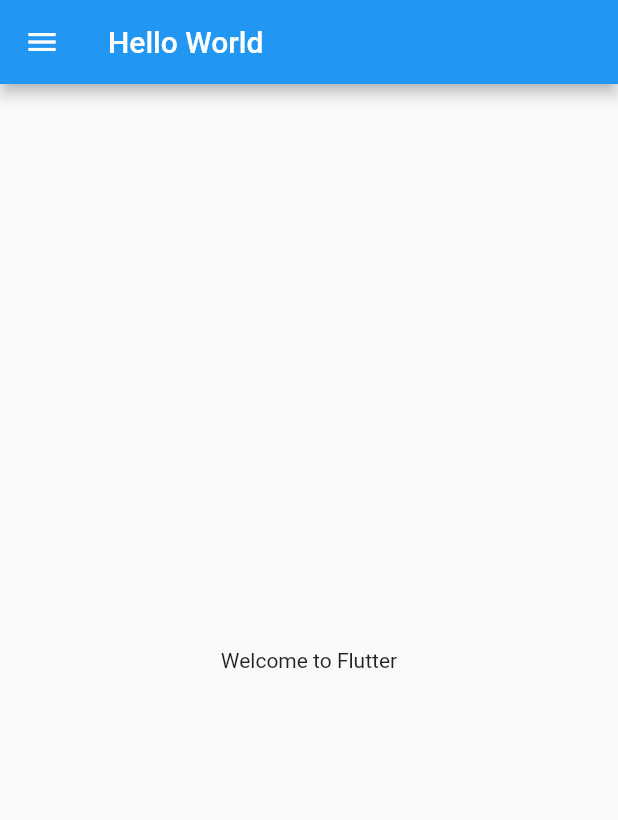
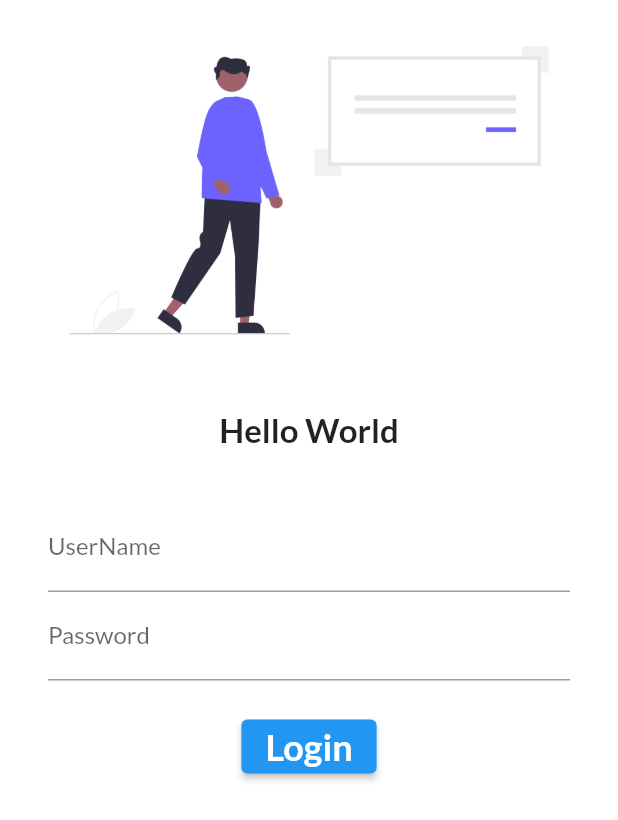
Before and after one commit to divyasourabh/SampleFlutterProject, a Flutter app: the screen it shows after launch, on a phone screen of 412 x 824 dp. Shown: the top 820 px of the screen. Run offline on Flutter 3.47's test engine with Material 2 defaults, Android fonts, the phone set to English and light mode, and no system bars; our stand-ins replace google_fonts.

Commit message:
login page added

```diff
--- a/lib/main.dart
+++ b/lib/main.dart
@@ -1,6 +1,8 @@
 import 'package:flutter/material.dart';
+import 'package:google_fonts/google_fonts.dart';
+import 'package:sampleflutterprojects/pages/loginpage.dart';
 
-import 'homepage.dart';
+import 'pages/homepage.dart';
 
 void main() {
   runApp(MyApp());
@@ -10,7 +12,17 @@ class MyApp extends StatelessWidget {
   @override
   Widget build(BuildContext context) {
     return MaterialApp(
-        home: HomePage()
+      theme: ThemeData(
+        primaryColor: Color.fromARGB(255, 132, 126, 255),
+        primaryTextTheme: GoogleFonts.latoTextTheme(),
+        fontFamily: GoogleFonts.lato().fontFamily
+      ),
+      //initialRoute : "/home",
+      routes: {
+        "/": (context) => LoginPage(),
+        "/home": (context) => HomePage(),
+        "/login": (context) => LoginPage()
+            },
     );
   }
 }
--- a/lib/homepage.dart
+++ b/lib/pages/homepage.dart
@@ -15,7 +15,6 @@ class HomePage extends StatelessWidget {
             ),
         drawer: Drawer(),
         );
-
   }
 
 }
--- /dev/null
+++ b/lib/pages/loginpage.dart
@@ -0,0 +1,75 @@
+import 'package:flutter/material.dart';
+
+class LoginPage extends StatelessWidget {
+  @override
+  Widget build(BuildContext context) {
+    return Material(
+      color: Colors.white,
+      child : SingleChildScrollView (
+          child: SafeArea (
+              child: Column (
+                children: [
+                  Image.asset("assets/images/login_image.png",
+                    fit: BoxFit.cover,
+                  ),
+                  SizedBox(
+                      height: 20.0,
+                      width: 20.0
+                  ),
+                  Text(
+                    "Hello World",
+                    style: TextStyle(
+                        fontSize: 22,
+                        fontWeight: FontWeight.bold
+                    ),
+                  ),
+                  SizedBox(
+                      height: 20.0,
+                      width: 20.0
+                  ),
+                  Padding(
+                    padding: const EdgeInsets.symmetric(vertical: 16.0,horizontal: 32.0),
+                    child: Column (
+                      children: [
+                        TextFormField(
+                          decoration: InputDecoration(
+                            hintText: "Enter UserName",
+                            labelText: "UserName",
+                          ),
+                        ),
+                        TextFormField(
+                          obscureText: true,
+                          decoration: InputDecoration(
+                            hintText: "Enter Passowrd",
+                            labelText: "Password",
+                          ),
+                        ),
+                        SizedBox(
+                            height: 20.0,
+                            width: 20.0
+                        ),
+                        ElevatedButton(
+                          onPressed: (){
+
+                          },
+                          style: TextButton.styleFrom(),
+                          child: Text(
+                            "Login",
+                            textAlign: TextAlign.center,
+                            style: TextStyle(
+                                fontSize: 24,
+                                fontWeight: FontWeight.bold
+                            ),
+                          ),
+                        )
+                      ],
+                    ),
+                  ),
+                ],
+              )
+          )
+      )
+    );
+  }
+
+}
--- a/pubspec.yaml
+++ b/pubspec.yaml
@@ -35,6 +35,7 @@ dependencies:
   # The following adds the Cupertino Icons font to your application.
   # Use with the CupertinoIcons class for iOS style icons.
   cupertino_icons: ^1.0.2
+  google_fonts: ^5.1.0
 
 dev_dependencies:
   flutter_test:
@@ -59,9 +60,8 @@ flutter:
   uses-material-design: true
 
   # To add assets to your application, add an assets section, like this:
-  # assets:
-  #   - images/a_dot_burr.jpeg
-  #   - images/a_dot_ham.jpeg
+  assets:
+    - assets/images/
 
   # An image asset can refer to one or more resolution-specific "variants", see
   # https://flutter.dev/assets-and-images/#resolution-aware
```
Also changed, not shown: assets/images/login_image.png (added), pubspec.lock, 5 other files.
